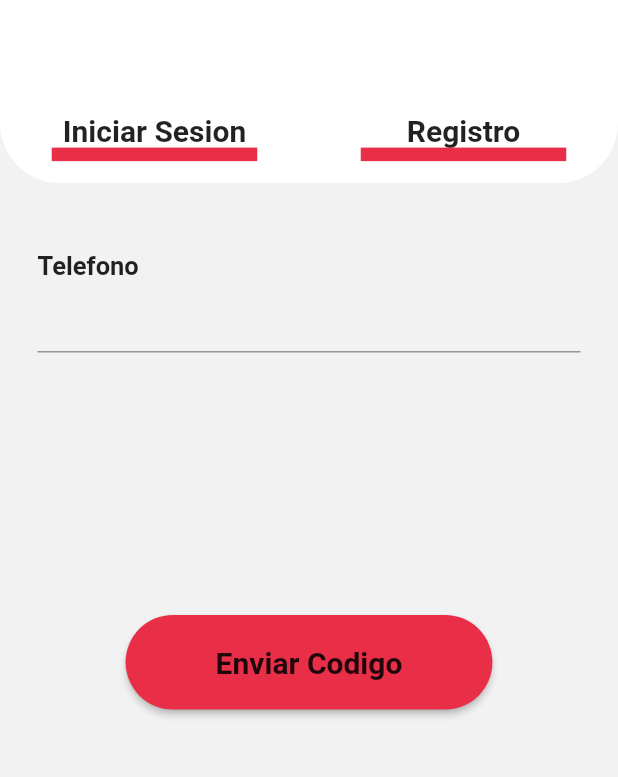
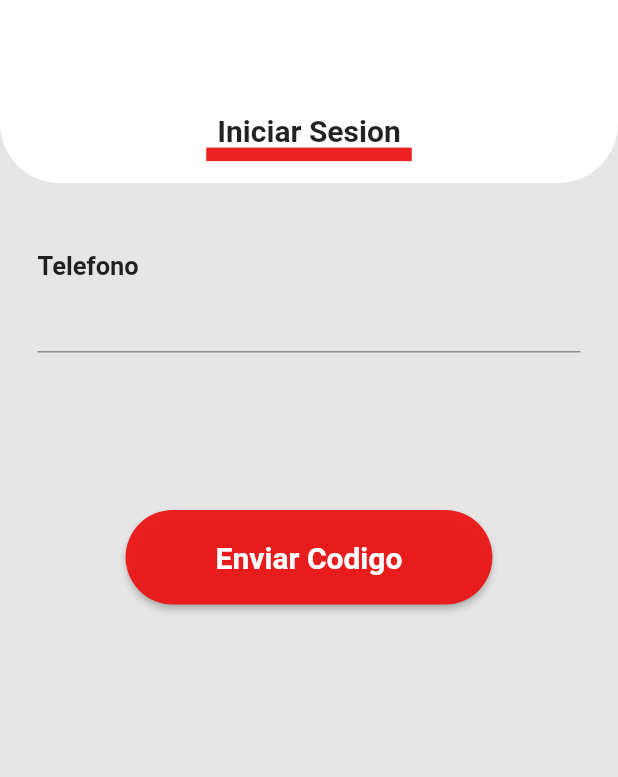
Before and after one commit to hdes26/Admin_DeliveryApp, a Flutter app: the screen it shows after launch, on a phone screen of 412 x 824 dp, the part 342-1119 px from its top. Run offline on Flutter 3.47's test engine with Material 2 defaults, Android fonts, the phone set to English and light mode, and no system bars.

Commit message:
finish maquetacion

```diff
--- a/lib/app.dart
+++ b/lib/app.dart
@@ -25,8 +25,8 @@ class MyApp extends StatelessWidget {
         'pedidoscronologicos': (BuildContext context) => PedidosCronologicos(),
         'editCategory': (BuildContext context) => EditCategory(),
         'editPlato': (BuildContext context) => EditPlato(),
-        'login':(BuildContext context) => Login(),
-         'loginVerificacion': (BuildContext context) => LoginVerificacion(),
+        'login': (BuildContext context) => Login(),
+        'loginVerificacion': (BuildContext context) => LoginVerificacion(),
       },
     );
   }
--- a/lib/pages/login.dart
+++ b/lib/pages/login.dart
@@ -1,5 +1,4 @@
 import 'package:flutter/material.dart';
-
 
 class Login extends StatefulWidget {
   Login({Key key}) : super(key: key);
@@ -12,92 +11,68 @@ class _LoginState extends State<Login> {
   @override
   Widget build(BuildContext context) {
     return Scaffold(
-      backgroundColor: Color.fromRGBO(242, 242, 242, 100),
-      body: Column(children: [
-        _fondo(),
+      backgroundColor: Color(0xFFE6E6E6),
+      body: SingleChildScrollView(
+        child: Column(
+          children: [
+            _fondo(context),
             SizedBox(height: 20),
             _form(),
-        SizedBox(height: 150),
+            SizedBox(height: 80),
             _button(context)
-
-
-      ],),
+          ],
+        ),
+      ),
     );
   }
 }
 
 Widget _button(BuildContext context) {
+  // ignore: deprecated_member_use
   return RaisedButton(
       padding: EdgeInsets.symmetric(vertical: 20, horizontal: 60),
-    color: Color.fromRGBO(233, 47, 72, 100),
+      color: Color(0xF2EB1515),
       shape: RoundedRectangleBorder(
         borderRadius: BorderRadius.circular(60),
       ),
-      child: Text('Enviar Codigo',
+      child: Text(
+        'Enviar Codigo',
         style: TextStyle(
-        fontSize: 20,
-        fontWeight: FontWeight.bold
+            fontSize: 20, fontWeight: FontWeight.bold, color: Colors.white),
       ),
-      ),
-    onPressed: ()=>{Navigator.pushNamed(context, 'loginVerificacion')});
+      onPressed: () => {Navigator.pushNamed(context, 'loginVerificacion')});
 }
 
-
-Widget _fondo() {
+Widget _fondo(BuildContext context) {
   return Container(
     height: 350,
     decoration: BoxDecoration(
       borderRadius: BorderRadius.only(
-        bottomLeft: Radius.circular(40),
-        bottomRight: Radius.circular(40)
-        ),
+          bottomLeft: Radius.circular(40), bottomRight: Radius.circular(40)),
       color: Colors.white,
     ),
-
     child: Column(
       children: [
         _logo(),
-          SizedBox(height: 10,),
-          Row(
-
-            children: [
+        SizedBox(
+          height: 10,
+        ),
+        Row(children: [
           Expanded(
               child: Column(
             children: [
-                    Text('Iniciar Sesion',
-                    style: TextStyle(
-                      fontSize: 20,
-                      fontWeight: FontWeight.bold
-                    ),
+              Text(
+                'Iniciar Sesion',
+                style: TextStyle(fontSize: 20, fontWeight: FontWeight.bold),
               ),
               Container(
-                      color: Color.fromRGBO(233, 47, 72, 100),
+                color: Color(0xF2EB1515),
                 height: 9,
                 width: 137,
               ),
-
-                ],)
-              ),
-
-              Expanded(
-                child: Column(
-                  children: [
-                    Text('Registro',
-                    style: TextStyle(
-                      fontSize: 20,
-                      fontWeight: FontWeight.bold
-                    ),
-                    ),
-                    Container(
-                      color: Color.fromRGBO(233, 47, 72, 100),
-                      height: 9,
-                      width: 137,
-                    ),
-
-                ],)
-              ),
-            ]
-          ),
+            ],
+          )),
+        ]),
       ],
     ),
   );
@@ -109,7 +84,6 @@ Widget _logo() {
       heightFactor: 1.8,
       child: Image(
         image: AssetImage('assets/logo.jpg'),
-
       ),
     ),
   );
@@ -117,30 +91,23 @@ Widget _logo() {
 
 Widget _form() {
   return Container(
-
-
     child: Padding(
         padding: EdgeInsets.all(25),
         child: Column(
           crossAxisAlignment: CrossAxisAlignment.start,
           children: [
-          Text('Telefono',
-          style: TextStyle(
-            fontSize: 17,
-            fontWeight: FontWeight.bold
-          ),
+            Text(
+              'Telefono',
+              style: TextStyle(fontSize: 17, fontWeight: FontWeight.bold),
             ),
             _input(),
           ],
-      )
-      ),
-
+        )),
   );
 }
 
 Widget _input() {
   return TextField(
-
     keyboardType: TextInputType.number,
     decoration: InputDecoration(),
   );
```
Also changed, not shown: lib/pages/loginVerificacion.dart (+12 -5 lines), lib/pages/pedidosPendientes_page.dart (+6 -1 lines). Lines whose indentation alone changed are shown as unchanged.
